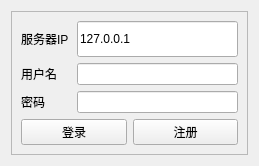
zj0395/myCode, file Qt/TcpClient/startwidget.ui: the form before one commit.
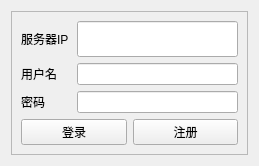
The form after the commit.

What changed in the file:
```diff
--- a/Qt/TcpClient/startwidget.ui
+++ b/Qt/TcpClient/startwidget.ui
@@ -47,7 +47,7 @@
            </size>
           </property>
           <property name="text">
-           <string>127.0.0.1</string>
+           <string/>
           </property>
          </widget>
         </item>
```
